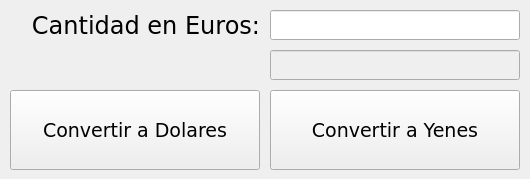
First picture: the form in conversor_monedas/ventanas/ventana_principal.ui, repository keyduu/cursoPython, before the edit.
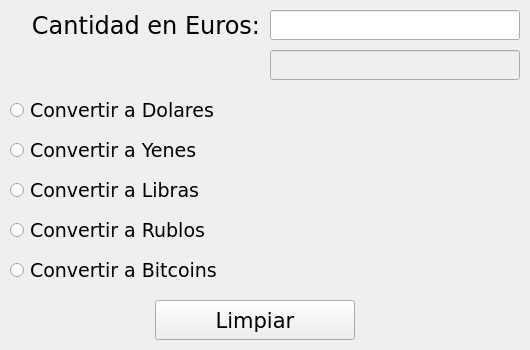
Second picture: the form after the edit. Icons and pictures are not drawn.

What changed in the file:
```diff
--- a/conversor_monedas/ventanas/ventana_principal.ui
+++ b/conversor_monedas/ventanas/ventana_principal.ui
@@ -7,20 +7,20 @@
     <x>0</x>
     <y>0</y>
     <width>530</width>
-    <height>179</height>
+    <height>350</height>
    </rect>
   </property>
   <property name="windowTitle">
    <string>Conversor de monedas</string>
   </property>
   <widget class="QWidget" name="centralwidget">
-   <widget class="QPushButton" name="boton_convertir_dolares">
+   <widget class="QRadioButton" name="boton_convertir_dolares">
     <property name="geometry">
      <rect>
       <x>10</x>
       <y>90</y>
       <width>250</width>
-      <height>80</height>
+      <height>40</height>
      </rect>
     </property>
     <property name="font">
@@ -43,13 +43,13 @@
      </size>
     </property>
    </widget>
-   <widget class="QPushButton" name="boton_convertir_yenes">
+   <widget class="QRadioButton" name="boton_convertir_yenes">
     <property name="geometry">
      <rect>
-      <x>270</x>
-      <y>90</y>
+      <x>10</x>
+      <y>130</y>
       <width>250</width>
-      <height>80</height>
+      <height>40</height>
      </rect>
     </property>
     <property name="font">
@@ -151,6 +151,122 @@
      <set>Qt::AlignRight|Qt::AlignTrailing|Qt::AlignVCenter</set>
     </property>
    </widget>
+   <widget class="QRadioButton" name="boton_convertir_libras">
+    <property name="geometry">
+     <rect>
+      <x>10</x>
+      <y>170</y>
+      <width>250</width>
+      <height>40</height>
+     </rect>
+    </property>
+    <property name="font">
+     <font>
+      <family>Verdana</family>
+      <pointsize>14</pointsize>
+     </font>
+    </property>
+    <property name="text">
+     <string>Convertir a Libras</string>
+    </property>
+    <property name="icon">
+     <iconset>
+      <normaloff>../iconos/simbolo-libra.png</normaloff>../iconos/simbolo-libra.png</iconset>
+    </property>
+    <property name="iconSize">
+     <size>
+      <width>32</width>
+      <height>32</height>
+     </size>
+    </property>
+   </widget>
+   <widget class="QRadioButton" name="boton_convertir_rublos">
+    <property name="geometry">
+     <rect>
+      <x>10</x>
+      <y>210</y>
+      <width>250</width>
+      <height>40</height>
+     </rect>
+    </property>
+    <property name="font">
+     <font>
+      <family>Verdana</family>
+      <pointsize>14</pointsize>
+     </font>
+    </property>
+    <property name="text">
+     <string>Convertir a Rublos</string>
+    </property>
+    <property name="icon">
+     <iconset>
+      <normaloff>../iconos/simbolo-rublo.png</normaloff>../iconos/simbolo-rublo.png</iconset>
+    </property>
+    <property name="iconSize">
+     <size>
+      <width>32</width>
+      <height>32</height>
+     </size>
+    </property>
+   </widget>
+   <widget class="QRadioButton" name="boton_convertir_bitcoins">
+    <property name="geometry">
+     <rect>
+      <x>10</x>
+      <y>250</y>
+      <width>250</width>
+      <height>40</height>
+     </rect>
+    </property>
+    <property name="font">
+     <font>
+      <family>Verdana</family>
+      <pointsize>14</pointsize>
+     </font>
+    </property>
+    <property name="text">
+     <string>Convertir a Bitcoins</string>
+    </property>
+    <property name="icon">
+     <iconset>
+      <normaloff>../iconos/simbolo-bitcoin.png</normaloff>../iconos/simbolo-bitcoin.png</iconset>
+    </property>
+    <property name="iconSize">
+     <size>
+      <width>32</width>
+      <height>32</height>
+     </size>
+    </property>
+   </widget>
+   <widget class="QPushButton" name="boton_borrar">
+    <property name="geometry">
+     <rect>
+      <x>155</x>
+      <y>300</y>
+      <width>200</width>
+      <height>40</height>
+     </rect>
+    </property>
+    <property name="font">
+     <font>
+      <family>Verdana</family>
+      <pointsize>16</pointsize>
+     </font>
+    </property>
+    <property name="text">
+     <string>Limpiar</string>
+    </property>
+    <property name="icon">
+     <iconset>
+      <normaloff>../iconos/borrar.png</normaloff>../iconos/borrar.png</iconset>
+    </property>
+    <property name="iconSize">
+     <size>
+      <width>32</width>
+      <height>32</height>
+     </size>
+    </property>
+   </widget>
   </widget>
  </widget>
  <resources/>
```
Left out of the diff: 8 changed lines with no effect on the pictures.
